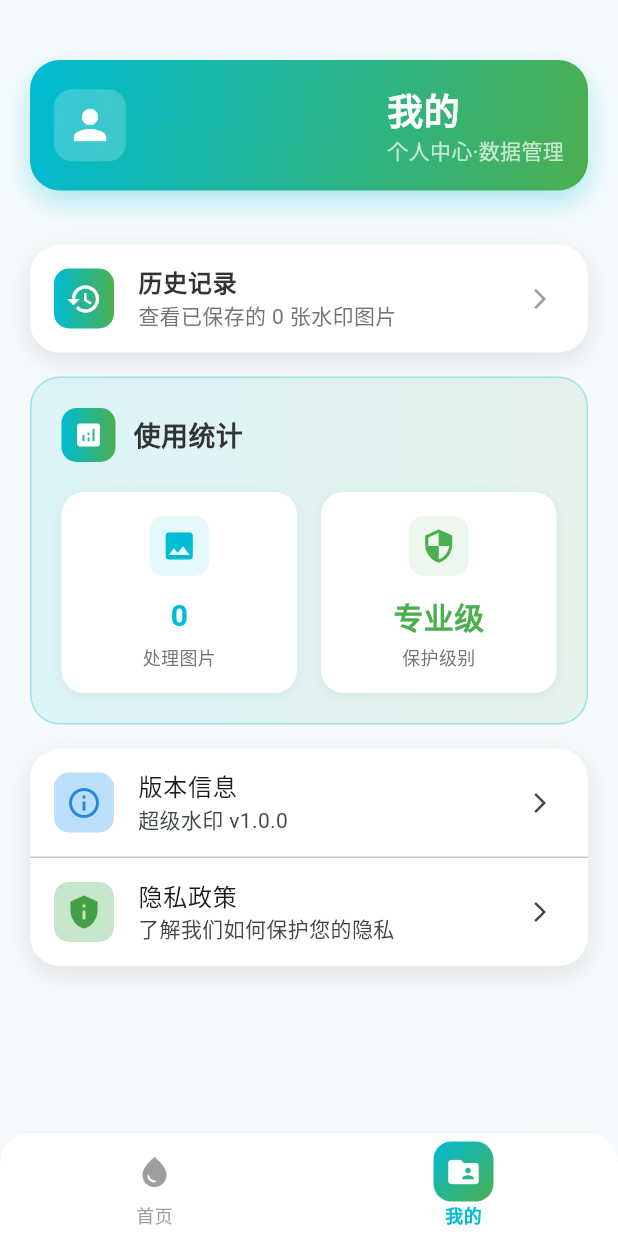
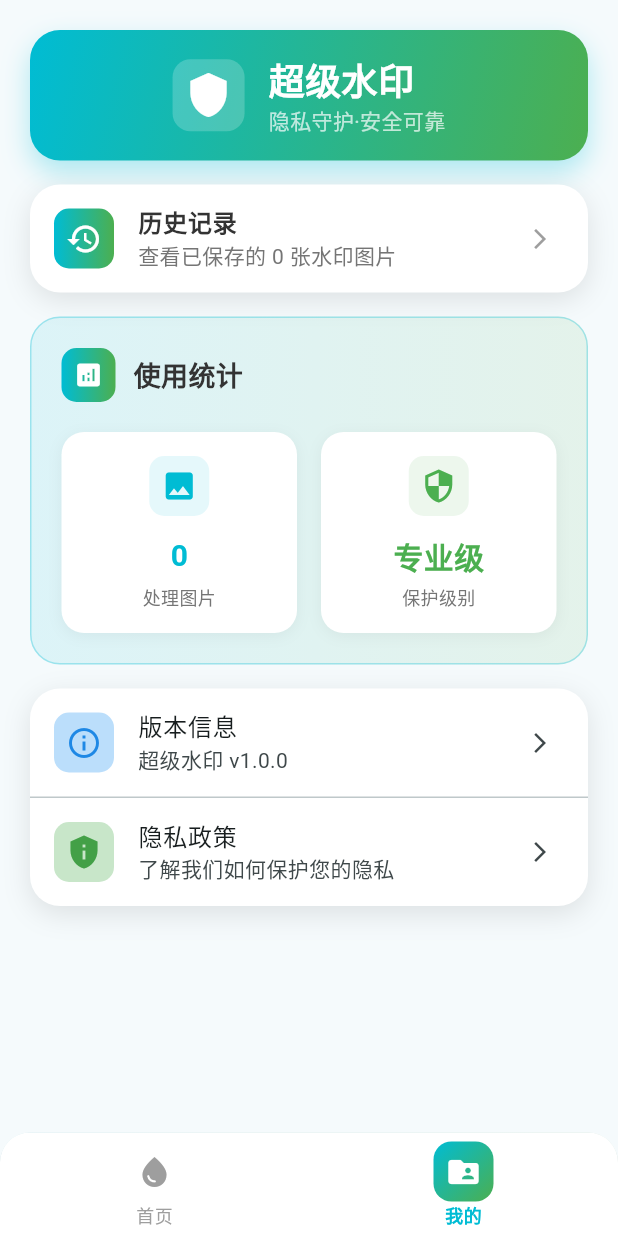
Before and after one commit to zoujinglong666/super_watermark_flutter, a Flutter app: the screen it shows after launch, item 2 of the bottom bar chosen, on a phone screen of 412 x 824 dp. Run offline on Flutter 3.47's test engine with Material 3 defaults, Android fonts, the phone set to English and light mode, and no system bars; our stand-ins replace camera, image_picker, permission_handler, shared_preferences; missing offline and left inert: image_gallery_saver_plus.

Commit message:
refactor(screens): 重构首页和profile页面的头部组件
- 移除 HomeScreen 中的 _buildHeader 方法
- 在 ProfileScreen 中重构 _buildHeader 方法，增加超级水印相关UI
-优化 ProfileScreen 中的布局结构，提高代码可读性

```diff
--- a/lib/screens/profile_screen.dart
+++ b/lib/screens/profile_screen.dart
@@ -86,10 +86,9 @@ class _ProfileScreenState extends State<ProfileScreen> with WidgetsBindingObserv
     );
   }
 
+
   Widget _buildHeader() {
-    return Container(
-      padding: const EdgeInsets.symmetric(vertical: 20),
-      child: Column(
+    return Column(
       children: [
         Container(
           padding: const EdgeInsets.all(16),
@@ -109,7 +108,7 @@ class _ProfileScreenState extends State<ProfileScreen> with WidgetsBindingObserv
             ],
           ),
           child: Row(
-              mainAxisAlignment: MainAxisAlignment.spaceBetween,
+            mainAxisAlignment: MainAxisAlignment.center,
             children: [
               Container(
                 padding: const EdgeInsets.all(8),
@@ -118,7 +117,7 @@ class _ProfileScreenState extends State<ProfileScreen> with WidgetsBindingObserv
                   borderRadius: BorderRadius.circular(12),
                 ),
                 child: const Icon(
-                    Icons.person,
+                  Icons.shield,
                   color: Colors.white,
                   size: 32,
                 ),
@@ -128,7 +127,7 @@ class _ProfileScreenState extends State<ProfileScreen> with WidgetsBindingObserv
                 crossAxisAlignment: CrossAxisAlignment.start,
                 children: [
                   Text(
-                      '我的',
+                    '超级水印',
                     style: TextStyle(
                       color: Colors.white,
                       fontSize: 24,
@@ -136,7 +135,7 @@ class _ProfileScreenState extends State<ProfileScreen> with WidgetsBindingObserv
                     ),
                   ),
                   Text(
-                      '个人中心·数据管理',
+                    '隐私守护·安全可靠',
                     style: TextStyle(
                       color: Colors.white70,
                       fontSize: 14,
@@ -148,10 +147,8 @@ class _ProfileScreenState extends State<ProfileScreen> with WidgetsBindingObserv
           ),
         ),
       ],
-      ),
     );
   }
-
   Widget _buildFeatureCards(BuildContext context) {
     return Container(
       decoration: BoxDecoration(
```
Also changed, not shown: lib/screens/home_screen.dart (+1 -65 lines). Lines whose indentation alone changed are shown as unchanged.
